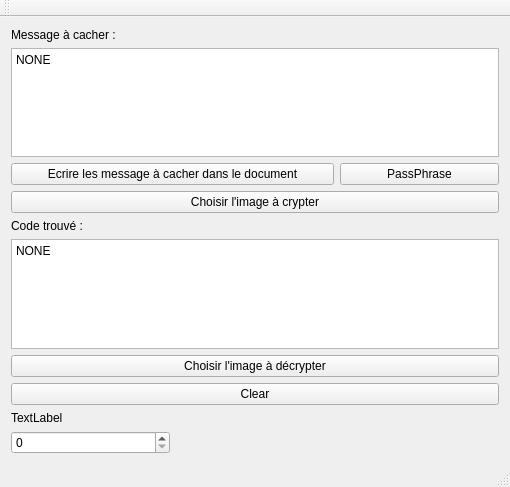
This is src/app/mainwindow.ui in Jordan18122000/Cours_CPP_QT as Qt 5 draws it before an edit. The edited form follows.
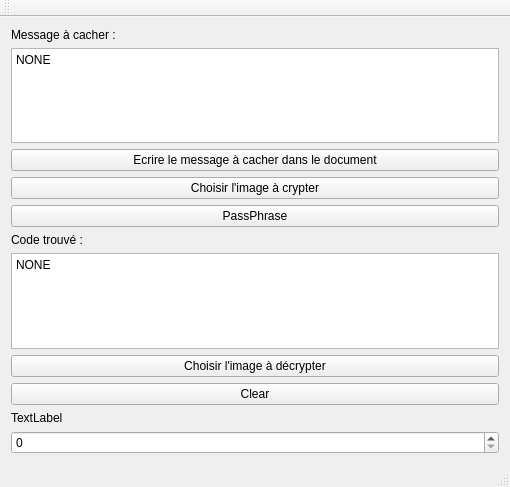
This is the edited form.

```diff
--- a/src/app/mainwindow.ui
+++ b/src/app/mainwindow.ui
@@ -16,13 +16,15 @@
   <widget class="QWidget" name="centralWidget">
    <layout class="QGridLayout" name="gridLayout">
     <item row="0" column="0">
+     <layout class="QVBoxLayout" name="verticalLayout_3">
+      <item>
      <widget class="QLabel" name="label_text_cryptage">
       <property name="text">
        <string>Message à cacher :</string>
       </property>
      </widget>
     </item>
-    <item row="1" column="0" colspan="3">
+      <item>
      <widget class="QPlainTextEdit" name="plainTextEdit_cryptage">
       <property name="readOnly">
        <bool>false</bool>
@@ -32,21 +34,30 @@
       </property>
      </widget>
     </item>
-    <item row="2" column="0" colspan="2">
+      <item>
      <widget class="QPushButton" name="pushButton_write_document">
       <property name="text">
-       <string>Ecrire les message à cacher dans le document</string>
+         <string>Ecrire le message à cacher dans le document</string>
       </property>
      </widget>
     </item>
-    <item row="2" column="2">
+      <item>
+       <widget class="QPushButton" name="pushButton_cryptage">
+        <property name="text">
+         <string>Choisir l'image à crypter</string>
+        </property>
+       </widget>
+      </item>
+      <item>
      <widget class="QPushButton" name="pushButton_passphrase">
       <property name="text">
        <string>PassPhrase</string>
       </property>
      </widget>
     </item>
-    <item row="4" column="0" colspan="3">
+     </layout>
+    </item>
+    <item row="1" column="0">
      <layout class="QVBoxLayout" name="verticalLayout">
       <item>
        <widget class="QLabel" name="label_text_decryptage">
@@ -81,7 +92,7 @@
       </item>
      </layout>
     </item>
-    <item row="5" column="0">
+    <item row="2" column="0">
      <layout class="QVBoxLayout" name="verticalLayout_2">
       <item>
        <widget class="QLabel" name="label">
@@ -95,13 +106,6 @@
       </item>
      </layout>
     </item>
-    <item row="3" column="0" colspan="3">
-     <widget class="QPushButton" name="pushButton_cryptage">
-      <property name="text">
-       <string>Choisir l'image à crypter</string>
-      </property>
-     </widget>
-    </item>
    </layout>
   </widget>
   <widget class="QMenuBar" name="menuBar">
```
Lines whose indentation alone changed are shown as unchanged.
